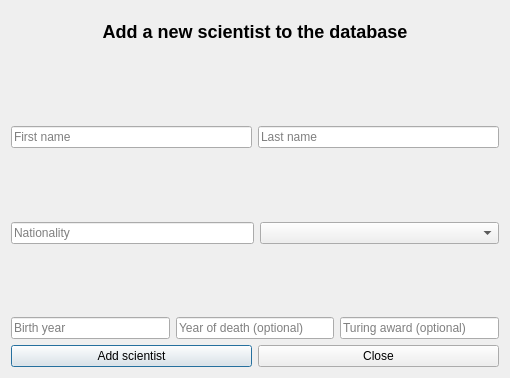
Above: Gui-Vln-2016/addscientist.ui from ivark16/Vln-2016 before the change. Below: the same form after it.
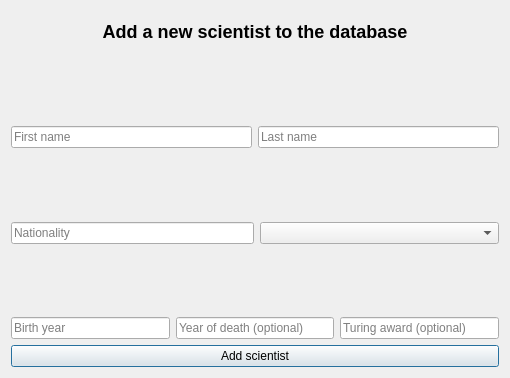
That is the form after the change.

Diff of the .ui file:
```diff
--- a/Gui-Vln-2016/addscientist.ui
+++ b/Gui-Vln-2016/addscientist.ui
@@ -201,28 +201,11 @@
     </layout>
    </item>
    <item>
-    <layout class="QHBoxLayout" name="horizontalLayout_9">
-     <item>
       <widget class="QPushButton" name="addScientistButton">
        <property name="text">
         <string>Add scientist</string>
        </property>
       </widget>
-     </item>
-     <item>
-      <widget class="QPushButton" name="closeWindow">
-       <property name="baseSize">
-        <size>
-         <width>10</width>
-         <height>14</height>
-        </size>
-       </property>
-       <property name="text">
-        <string>Close</string>
-       </property>
-      </widget>
-     </item>
-    </layout>
    </item>
   </layout>
  </widget>
```
Lines whose indentation alone changed are shown as unchanged.
